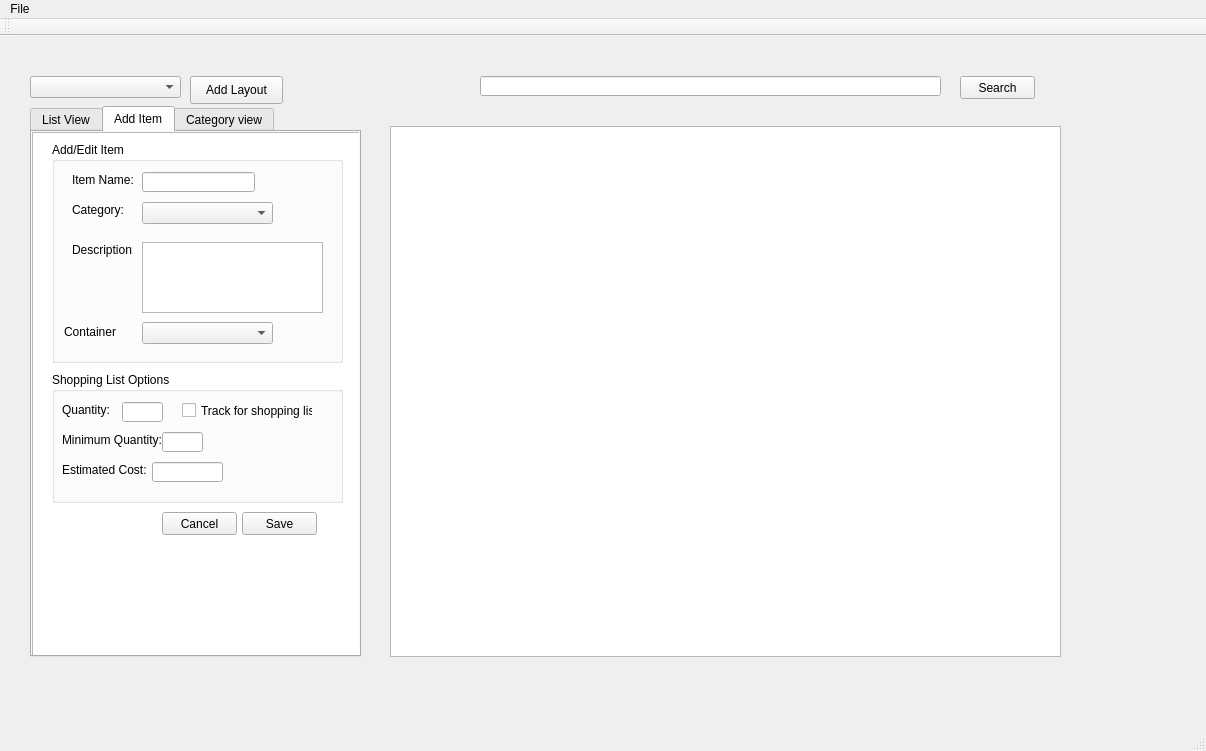
Before: the Qt Designer form StuffFinder/StuffFinder/stufffinder.ui in toddn1704/code-musketeers, drawn with Qt 5.
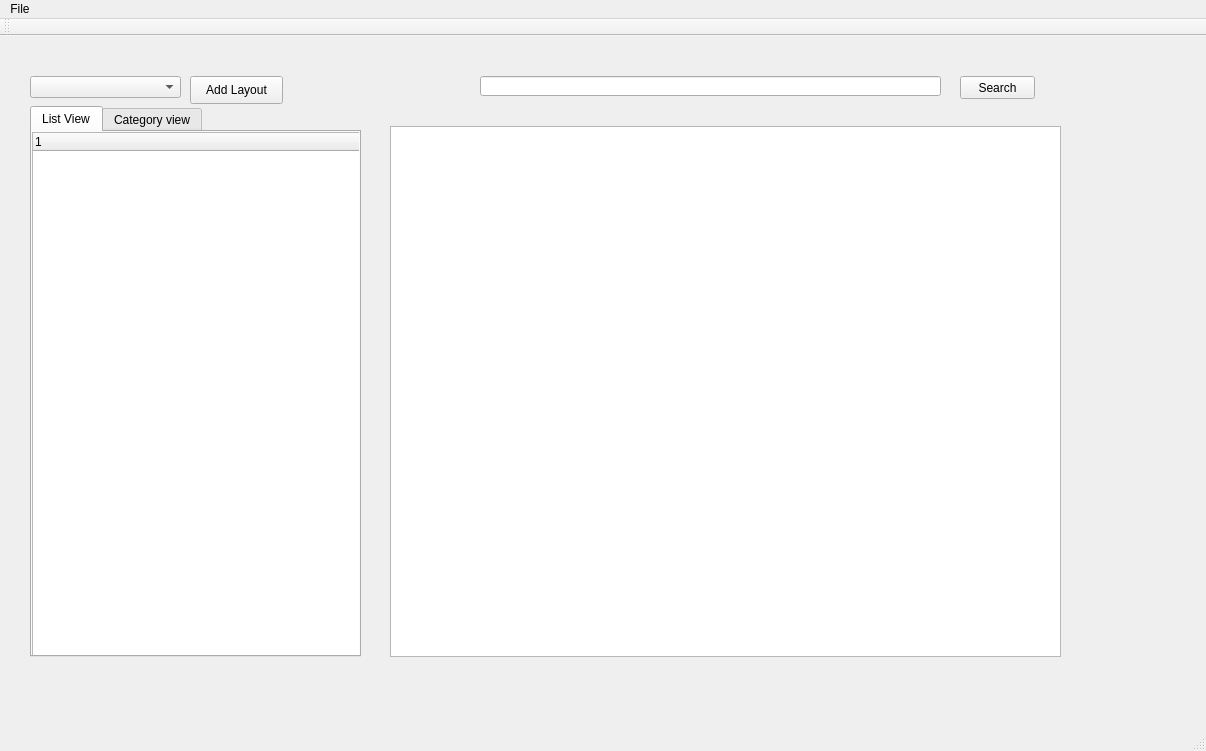
After: the same form once the commit is applied. The open tabs and pages were chosen to show the change.

Commit message: Removed Add item tab, commented out additem loadtree items.

The edit to the form file:
```diff
--- a/StuffFinder/StuffFinder/stufffinder.ui
+++ b/StuffFinder/StuffFinder/stufffinder.ui
@@ -46,256 +46,6 @@
       </column>
      </widget>
     </widget>
-    <widget class="QWidget" name="tab_2">
-     <attribute name="title">
-      <string>Add Item</string>
-     </attribute>
-     <widget class="QListView" name="listView">
-      <property name="geometry">
-       <rect>
-        <x>0</x>
-        <y>0</y>
-        <width>331</width>
-        <height>531</height>
-       </rect>
-      </property>
-     </widget>
-     <widget class="QPushButton" name="Add_cancel">
-      <property name="geometry">
-       <rect>
-        <x>130</x>
-        <y>380</y>
-        <width>75</width>
-        <height>23</height>
-       </rect>
-      </property>
-      <property name="text">
-       <string>Cancel</string>
-      </property>
-     </widget>
-     <widget class="QPushButton" name="Add_save">
-      <property name="geometry">
-       <rect>
-        <x>210</x>
-        <y>380</y>
-        <width>75</width>
-        <height>23</height>
-       </rect>
-      </property>
-      <property name="text">
-       <string>Save</string>
-      </property>
-     </widget>
-     <widget class="QGroupBox" name="groupBox">
-      <property name="geometry">
-       <rect>
-        <x>20</x>
-        <y>240</y>
-        <width>291</width>
-        <height>131</height>
-       </rect>
-      </property>
-      <property name="title">
-       <string>Shopping List Options</string>
-      </property>
-      <widget class="QLabel" name="label_4">
-       <property name="geometry">
-        <rect>
-         <x>10</x>
-         <y>30</y>
-         <width>51</width>
-         <height>16</height>
-        </rect>
-       </property>
-       <property name="text">
-        <string>Quantity:</string>
-       </property>
-      </widget>
-      <widget class="QLineEdit" name="Item_quant">
-       <property name="geometry">
-        <rect>
-         <x>70</x>
-         <y>30</y>
-         <width>41</width>
-         <height>20</height>
-        </rect>
-       </property>
-      </widget>
-      <widget class="QCheckBox" name="Track_box">
-       <property name="geometry">
-        <rect>
-         <x>130</x>
-         <y>30</y>
-         <width>131</width>
-         <height>17</height>
-        </rect>
-       </property>
-       <property name="text">
-        <string>Track for shopping list</string>
-       </property>
-      </widget>
-      <widget class="QLabel" name="label_6">
-       <property name="enabled">
-        <bool>true</bool>
-       </property>
-       <property name="geometry">
-        <rect>
-         <x>10</x>
-         <y>60</y>
-         <width>101</width>
-         <height>16</height>
-        </rect>
-       </property>
-       <property name="text">
-        <string>Minimum Quantity:</string>
-       </property>
-       <property name="textInteractionFlags">
-        <set>Qt::LinksAccessibleByMouse</set>
-       </property>
-      </widget>
-      <widget class="QLineEdit" name="Min_quant">
-       <property name="geometry">
-        <rect>
-         <x>110</x>
-         <y>60</y>
-         <width>41</width>
-         <height>20</height>
-        </rect>
-       </property>
-      </widget>
-      <widget class="QLabel" name="label_7">
-       <property name="geometry">
-        <rect>
-         <x>10</x>
-         <y>90</y>
-         <width>91</width>
-         <height>16</height>
-        </rect>
-       </property>
-       <property name="text">
-        <string>Estimated Cost:</string>
-       </property>
-      </widget>
-      <widget class="QLineEdit" name="Item_cost">
-       <property name="geometry">
-        <rect>
-         <x>100</x>
-         <y>90</y>
-         <width>71</width>
-         <height>20</height>
-        </rect>
-       </property>
-      </widget>
-     </widget>
-     <widget class="QGroupBox" name="groupBox_2">
-      <property name="geometry">
-       <rect>
-        <x>20</x>
-        <y>10</y>
-        <width>291</width>
-        <height>221</height>
-       </rect>
-      </property>
-      <property name="title">
-       <string>Add/Edit Item</string>
-      </property>
-      <widget class="QLineEdit" name="Item_name">
-       <property name="geometry">
-        <rect>
-         <x>90</x>
-         <y>30</y>
-         <width>113</width>
-         <height>20</height>
-        </rect>
-       </property>
-       <property name="text">
-        <string/>
-       </property>
-      </widget>
-      <widget class="QLabel" name="label_2">
-       <property name="geometry">
-        <rect>
-         <x>20</x>
-         <y>30</y>
-         <width>61</width>
-         <height>16</height>
-        </rect>
-       </property>
-       <property name="text">
-        <string>Item Name:</string>
-       </property>
-      </widget>
-      <widget class="QLabel" name="label_5">
-       <property name="geometry">
-        <rect>
-         <x>20</x>
-         <y>60</y>
-         <width>51</width>
-         <height>16</height>
-        </rect>
-       </property>
-       <property name="text">
-        <string>Category:</string>
-       </property>
-      </widget>
-      <widget class="QLabel" name="label_3">
-       <property name="geometry">
-        <rect>
-         <x>20</x>
-         <y>100</y>
-         <width>61</width>
-         <height>16</height>
-        </rect>
-       </property>
-       <property name="text">
-        <string>Description:</string>
-       </property>
-      </widget>
-      <widget class="QTextEdit" name="Item_descript">
-       <property name="geometry">
-        <rect>
-         <x>90</x>
-         <y>100</y>
-         <width>181</width>
-         <height>71</height>
-        </rect>
-       </property>
-      </widget>
-      <widget class="QComboBox" name="Category_menu">
-       <property name="geometry">
-        <rect>
-         <x>90</x>
-         <y>60</y>
-         <width>131</width>
-         <height>22</height>
-        </rect>
-       </property>
-      </widget>
-      <widget class="QComboBox" name="containerComboBox">
-       <property name="geometry">
-        <rect>
-         <x>90</x>
-         <y>180</y>
-         <width>131</width>
-         <height>22</height>
-        </rect>
-       </property>
-      </widget>
-      <widget class="QLabel" name="label">
-       <property name="geometry">
-        <rect>
-         <x>12</x>
-         <y>180</y>
-         <width>61</width>
-         <height>20</height>
-        </rect>
-       </property>
-       <property name="text">
-        <string>Container</string>
-       </property>
-      </widget>
-     </widget>
-    </widget>
     <widget class="QWidget" name="tab_3">
      <attribute name="title">
       <string>Category view</string>
```
Left out of the diff: 4 changed lines with no effect on the pictures. The commit also changes 3 other files.
